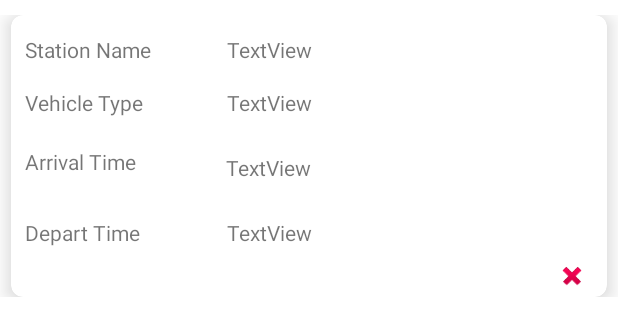
After one commit to Kethaka-fonseka/Fuel-Management-Application-Frontend, an Android app: the layout queue_history_card.xml on its own in the app's theme, with its tools: preview values and no code run, on a phone screen of 412 x 824 dp. The commit adds this screen. Shown: the top 336 px of the screen. Run offline under Robolectric (Android 15) with nearby library versions, the light colour scheme and no system bars; network calls fail.

Commit message:
added changes

```diff
--- /dev/null
+++ b/app/src/main/res/layout/queue_history_card.xml
@@ -0,0 +1,125 @@
+<?xml version="1.0" encoding="utf-8"?>
+<androidx.constraintlayout.widget.ConstraintLayout xmlns:android="http://schemas.android.com/apk/res/android"
+    xmlns:app="http://schemas.android.com/apk/res-auto"
+    xmlns:tools="http://schemas.android.com/tools"
+    android:layout_width="match_parent"
+    android:layout_height="wrap_content"
+    android:paddingTop="10dp"
+    android:paddingBottom="10dp">
+
+    <androidx.cardview.widget.CardView
+        android:id="@+id/CardView_Station_Detail_User_card"
+        android:layout_width="397dp"
+        android:layout_height="188dp"
+        app:cardCornerRadius="8dp"
+        app:cardElevation="8dp"
+        app:layout_constraintEnd_toEndOf="parent"
+        app:layout_constraintStart_toStartOf="parent"
+        app:layout_constraintTop_toTopOf="parent">
+
+        <androidx.constraintlayout.widget.ConstraintLayout
+            android:layout_width="395dp"
+            android:layout_height="189dp"
+            android:padding="5dp">
+
+
+            <TextView
+                android:id="@+id/Txt_QueueHisotryCard_StationName"
+                android:layout_width="wrap_content"
+                android:layout_height="wrap_content"
+                android:layout_marginStart="4dp"
+                android:layout_marginTop="8dp"
+                android:text="@string/StationName"
+                app:layout_constraintStart_toStartOf="parent"
+                app:layout_constraintTop_toTopOf="parent" />
+
+            <TextView
+                android:id="@+id/Txt_QueueHisotryCard_StationNameValue"
+                android:layout_width="wrap_content"
+                android:layout_height="wrap_content"
+                android:layout_marginStart="50dp"
+                android:text="TextView"
+                app:layout_constraintEnd_toEndOf="parent"
+                app:layout_constraintHorizontal_bias="0.005"
+                app:layout_constraintStart_toEndOf="@+id/Txt_QueueHisotryCard_StationName"
+                app:layout_constraintTop_toTopOf="@+id/Txt_QueueHisotryCard_StationName" />
+
+            <TextView
+                android:id="@+id/Txt_QueueHisotryCard_VehicleType"
+                android:layout_width="wrap_content"
+                android:layout_height="wrap_content"
+                android:layout_marginTop="16dp"
+                android:text="@string/VehicleType"
+                app:layout_constraintStart_toStartOf="@+id/Txt_QueueHisotryCard_StationName"
+                app:layout_constraintTop_toBottomOf="@+id/Txt_QueueHisotryCard_StationName" />
+
+            <TextView
+                android:id="@+id/Txt_QueueHisotryCard_VehicleTypeValue"
+                android:layout_width="wrap_content"
+                android:layout_height="wrap_content"
+                android:layout_marginStart="50dp"
+                android:layout_marginEnd="104dp"
+                android:text="TextView"
+                app:layout_constraintEnd_toEndOf="parent"
+                app:layout_constraintHorizontal_bias="0.063"
+                app:layout_constraintStart_toEndOf="@+id/Txt_QueueHisotryCard_VehicleType"
+                app:layout_constraintTop_toTopOf="@+id/Txt_QueueHisotryCard_VehicleType" />
+
+            <TextView
+                android:id="@+id/Txt_QueueHisotryCard_ArrivalTime"
+                android:layout_width="wrap_content"
+                android:layout_height="wrap_content"
+                android:layout_marginTop="20dp"
+                android:text="@string/arrival_time"
+                app:layout_constraintStart_toStartOf="@+id/Txt_QueueHisotryCard_VehicleType"
+                app:layout_constraintTop_toBottomOf="@+id/Txt_QueueHisotryCard_VehicleType" />
+
+            <TextView
+                android:id="@+id/Txt_QueueHisotryCard_DepartTime"
+                android:layout_width="wrap_content"
+                android:layout_height="wrap_content"
+                android:layout_marginTop="28dp"
+                android:text="@string/depart_time"
+                app:layout_constraintStart_toStartOf="@+id/Txt_QueueHisotryCard_ArrivalTime"
+                app:layout_constraintTop_toBottomOf="@+id/Txt_QueueHisotryCard_ArrivalTime" />
+
+            <TextView
+                android:id="@+id/Txt_QueueHisotryCard_ArrivalTimeValue"
+                android:layout_width="202dp"
+                android:layout_height="18dp"
+                android:layout_marginStart="50dp"
+                android:layout_marginTop="4dp"
+                android:text="TextView"
+                app:layout_constraintEnd_toEndOf="parent"
+                app:layout_constraintHorizontal_bias="0.177"
+                app:layout_constraintStart_toEndOf="@+id/Txt_QueueHisotryCard_ArrivalTime"
+                app:layout_constraintTop_toTopOf="@+id/Txt_QueueHisotryCard_ArrivalTime" />
+
+            <TextView
+                android:id="@+id/Txt_QueueHisotryCard_DepartTimeValue"
+                android:layout_width="203dp"
+                android:layout_height="19dp"
+                android:layout_marginStart="50dp"
+                android:text="TextView"
+                app:layout_constraintEnd_toEndOf="parent"
+                app:layout_constraintHorizontal_bias="0.159"
+                app:layout_constraintStart_toEndOf="@+id/Txt_QueueHisotryCard_DepartTime"
+                app:layout_constraintTop_toTopOf="@+id/Txt_QueueHisotryCard_DepartTime" />
+
+            <ImageView
+                android:id="@+id/Btn_QueueHisotryCard_Delete"
+                android:layout_width="24dp"
+                android:layout_height="20dp"
+                app:layout_constraintBottom_toBottomOf="parent"
+                app:layout_constraintEnd_toEndOf="parent"
+                app:layout_constraintHorizontal_bias="0.988"
+                app:layout_constraintStart_toStartOf="parent"
+                app:layout_constraintTop_toTopOf="parent"
+                app:layout_constraintVertical_bias="1.0"
+                app:srcCompat="@android:drawable/ic_delete" />
+
+        </androidx.constraintlayout.widget.ConstraintLayout>
+
+    </androidx.cardview.widget.CardView>
+
+</androidx.constraintlayout.widget.ConstraintLayout>
--- a/app/src/main/res/values/strings.xml
+++ b/app/src/main/res/values/strings.xml
@@ -67,6 +67,9 @@
     <string name="Save">Save</string>
     <string name="empty">No Filling Stations to display.</string>
     <string name="Want_to_exit_this_queue">Are you want to exit from this queue?</string>
+    <string name="Hisotry">Fuel Pumping History</string>
+    <string name="VehicleType">Vehicle Type</string>
+    <string name="depart_time">Depart Time</string>
     <string-array name="locations">
         <item>Colombo</item>
         <item>Kalutara</item>
```
Also changed, not shown: app/src/main/AndroidManifest.xml (+13 -10 lines), app/src/main/java/com/example/fuel_management/Activities/QueueHistoryActivity.java (added, +66 -0 lines), app/src/main/java/com/example/fuel_management/Activities/UserHomeActivity.java (+34 -10 lines), app/src/main/java/com/example/fuel_management/Adaptors/HistoryAdapter.java (added, +111 -0 lines), app/src/main/java/com/example/fuel_management/Services/QueueService.java (+86 -0 lines), app/src/main/res/layout/activity_queue_history.xml (added, +42 -0 lines), app/src/main/res/layout/user_station_view_grid.xml (+5 -17 lines), app/src/main/res/menu/user_main_menu.xml (added, +16 -0 lines).
